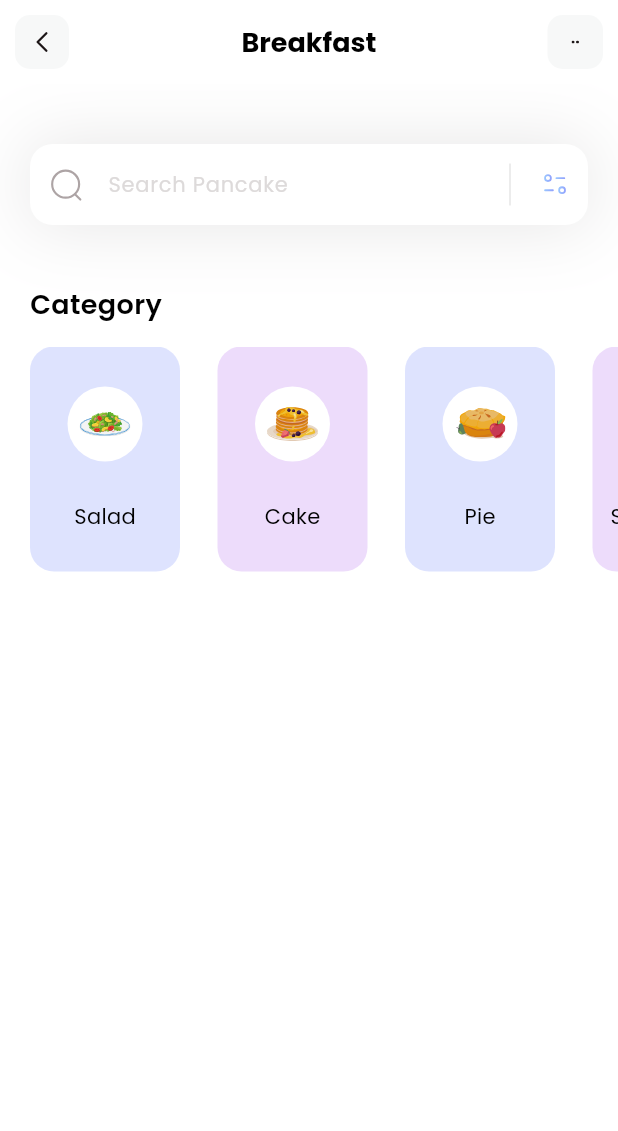
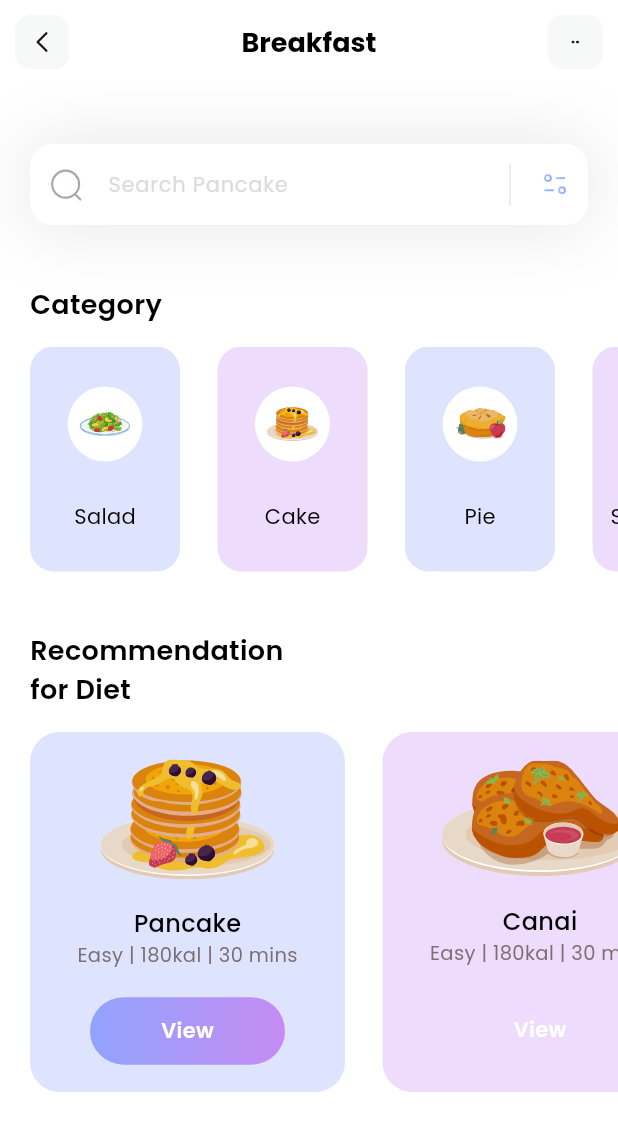
Before and after one commit to manuaba42/fitness, a Flutter app: the screen it shows after launch, on a phone screen of 412 x 824 dp. Shown: the top 1131 px of the screen. Run offline on Flutter 3.47's test engine with Material 3 defaults, Android fonts, the phone set to English and light mode, and no system bars; our stand-ins replace flutter_svg.

Commit message:
diet section

```diff
--- /dev/null
+++ b/lib/models/diet_model.dart
@@ -0,0 +1,75 @@
+import 'package:flutter/material.dart';
+
+class DietModel {
+  String name;
+  String iconPath;
+  String level;
+  String duration;
+  String calorie;
+  Color colorBox;
+  bool viewIsSelected;
+
+  DietModel({
+    required this.name,
+    required this.iconPath,
+    required this.level,
+    required this.duration,
+    required this.calorie,
+    required this.colorBox,
+    required this.viewIsSelected
+  });
+
+  static List<DietModel> getDiet(){
+    List<DietModel> diet = [];
+
+    diet.add(
+      DietModel(
+        name: 'Pancake',
+        iconPath: 'assets/icons/honey-pancakes.svg',
+        level: 'Easy',
+        duration: '30 mins',
+        calorie: '180kal',
+        colorBox: Color(0xff92A3FD),
+        viewIsSelected: true
+        )
+    );
+
+    diet.add(
+      DietModel(
+        name: 'Canai',
+        iconPath: 'assets/icons/canai-bread.svg',
+        level: 'Easy',
+        duration: '30 mins',
+        calorie: '180kal',
+        colorBox: Color(0xffC58BF2),
+        viewIsSelected: false
+        )
+    );
+
+    diet.add(
+      DietModel(
+        name: 'Pie',
+        iconPath: 'assets/icons/pie.svg',
+        level: 'Easy',
+        duration: '30 mins',
+        calorie: '180kal',
+        colorBox: Color(0xff92A3FD),
+        viewIsSelected: false
+        )
+    );
+
+    diet.add(
+      DietModel(
+        name: 'Smoothies',
+        iconPath: 'assets/icons/orange-snacks.svg',
+        level: 'Easy',
+        duration: '30 mins',
+        calorie: '180kal',
+        colorBox: Color(0xffC58BF2),
+        viewIsSelected: false
+        )
+    );
+
+    return diet;
+  }
+}
--- a/lib/pages/home.dart
+++ b/lib/pages/home.dart
@@ -1,4 +1,5 @@
 import 'package:fitness/models/category_model.dart';
+import 'package:fitness/models/diet_model.dart';
 import 'package:flutter/material.dart';
 import 'package:flutter_svg/flutter_svg.dart';
 
@@ -6,26 +7,119 @@ class HomePage extends StatelessWidget {
   HomePage({super.key});
 
   List<CategoryModel> categories = [];
+  List<DietModel> diet = [];
 
-  void _getCategories(){
+  void _getIntialInfo(){
     categories = CategoryModel.getCategories();
+    diet = DietModel.getDiet();
   }
 
   @override
   Widget build(BuildContext context) {
-    _getCategories();
+    _getIntialInfo();
     return Scaffold(
       appBar: appBar(),
       backgroundColor: Colors.white,
-      body: Column(
-        crossAxisAlignment: CrossAxisAlignment.start,
+      body: ListView(
         children: [
           _searchField(),
           SizedBox(height: 40,),
-          _categoriesSection()
+          _categoriesSection(),
+          SizedBox(height: 40,),
+          _dietSection(),
+
         ],
       ),
     );
+  }
+
+  Column _dietSection() {
+    return Column(
+        crossAxisAlignment: CrossAxisAlignment.start,
+        children: [
+          Padding(
+            padding: const EdgeInsets.only(left: 20),
+            child: Text(
+              'Recommendation \nfor Diet',
+              style: TextStyle(
+                fontSize: 18,
+                color: Colors.black,
+                fontWeight: FontWeight.w600
+              ),
+            ),
+          ),
+          SizedBox(height: 15,),
+          Container(
+            height: 240,
+            child: ListView.separated(
+              itemCount: diet.length,
+              scrollDirection: Axis.horizontal,
+              padding: EdgeInsets.only(
+                left: 20,
+                right: 20
+              ),
+              separatorBuilder: (context, index) => SizedBox(width: 25,),
+              itemBuilder: (context, index){
+                return Container(
+                  width: 210,
+                  decoration: BoxDecoration(
+                    color: diet[index].colorBox.withOpacity(0.3),
+                    borderRadius: BorderRadius.circular(20)
+                  ),
+                  child: Column(
+                    mainAxisAlignment: MainAxisAlignment.spaceEvenly,
+                    children: [
+                      SvgPicture.asset(diet[index].iconPath),
+                      Column(
+                        children: [
+                          Text(
+                            diet[index].name,
+                            style: TextStyle(
+                              fontWeight: FontWeight.w500,
+                              color: Colors.black,
+                              fontSize: 16
+                            ),
+                          ),
+                          Text(
+                            diet[index].level + ' | ' + diet[index].calorie + ' | ' + diet[index].duration,
+                            style: TextStyle(
+                              fontWeight: FontWeight.w400,
+                              color: Color(0xff7B6F72),
+                              fontSize: 13
+                            ),
+                          ),
+                        ],
+                      ),
+                      Container(
+                        height: 45,
+                        width: 130,
+                        child: Center(
+                          child: Text(
+                            'View',
+                            style: TextStyle(
+                              fontWeight: FontWeight.w600,
+                              color: Colors.white,
+                              fontSize: 14
+                            ),
+                          ),
+                        ),
+                        decoration: BoxDecoration(
+                          gradient: LinearGradient(
+                            colors: [
+                              diet[index].viewIsSelected ? Color(0xff92A3FD) : Colors.transparent,
+                              diet[index].viewIsSelected ? Color(0xffC58BF2) : Colors.transparent
+                            ]
+                          ),
+                          borderRadius: BorderRadius.circular(50)
+                        ),
+                      )
+                    ],
+                  ),
+                );
+              }),
+          )
+        ],
+      );
   }
 
   Column _categoriesSection() {
```
